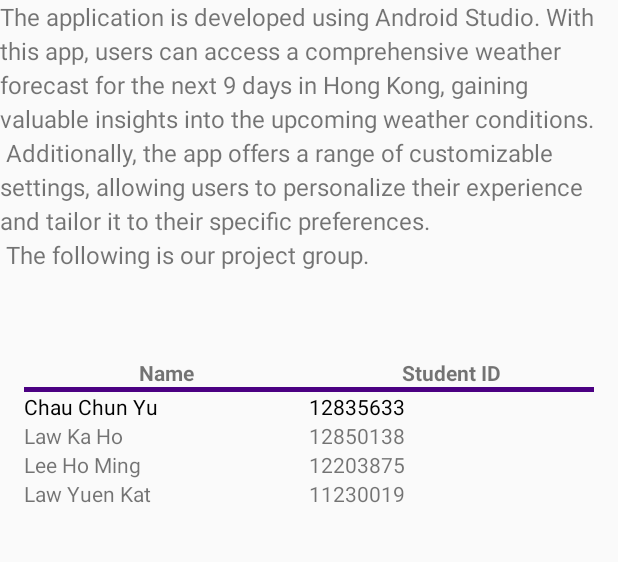
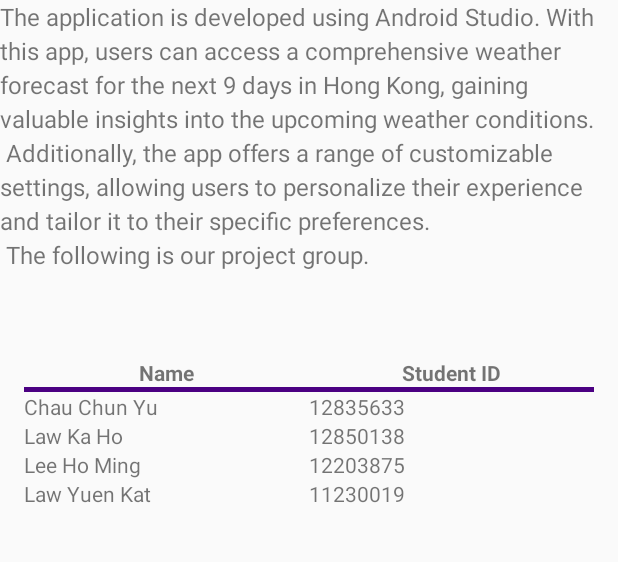
Before and after one commit to ssdjustinchau/weatherapp, an Android app: the AboutActivity screen opened directly, with no data from a screen before it, on a phone screen of 412 x 824 dp, the part 133-695 px from its top. Run offline under Robolectric (Android 15) with nearby library versions, the phone set to English and light mode, and no system bars.

Commit message:
adjust the about screen
del one more

```diff
--- a/app/src/main/res/layout/activity_about.xml
+++ b/app/src/main/res/layout/activity_about.xml
@@ -73,14 +73,14 @@
                 android:layout_height="wrap_content"
                 android:layout_weight="1"
                 android:text="Chau Chun Yu"
-                android:textColor="@color/black" />
+                 />
 
             <TextView
                 android:layout_width="0dp"
                 android:layout_height="wrap_content"
                 android:layout_weight="1"
                 android:text="12835633"
-                android:textColor="@color/black" />
+                 />
         </TableRow>
 
         <!-- Row for Member 2 -->
```
